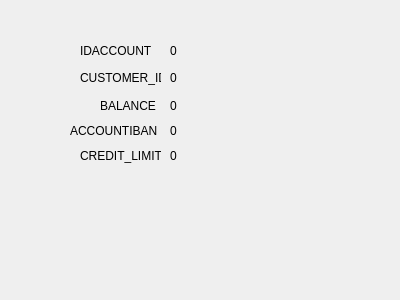
This is bank-automat/accountdata.ui in tvt24kmo-project/group_15 as Qt 5 draws it before an edit. The edited form follows.
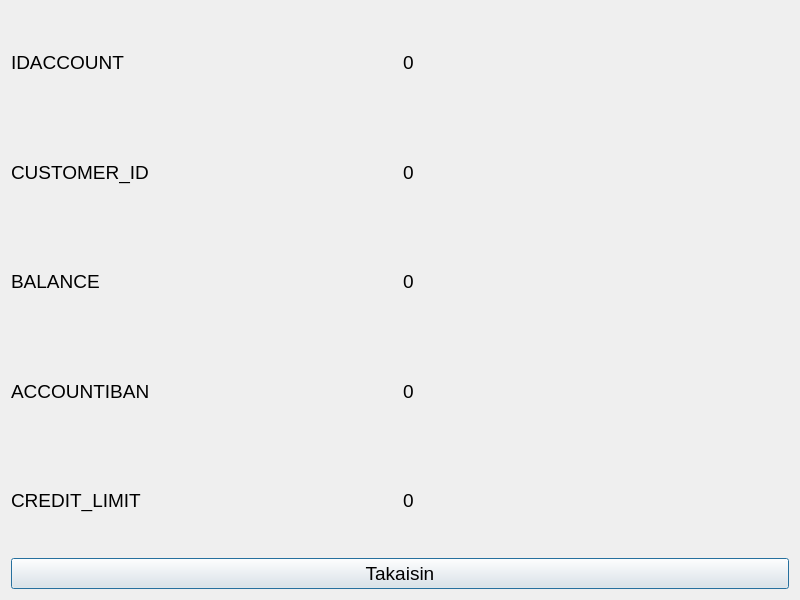
This is the edited form.

The edit to the form file:
```diff
--- a/bank-automat/accountdata.ui
+++ b/bank-automat/accountdata.ui
@@ -6,143 +6,147 @@
    <rect>
     <x>0</x>
     <y>0</y>
-    <width>400</width>
-    <height>300</height>
+    <width>800</width>
+    <height>600</height>
    </rect>
   </property>
   <property name="windowTitle">
    <string>Dialog</string>
   </property>
-  <widget class="QLabel" name="labelIdaccount">
-   <property name="geometry">
-    <rect>
-     <x>170</x>
-     <y>40</y>
-     <width>91</width>
-     <height>21</height>
-    </rect>
-   </property>
-   <property name="text">
-    <string>0</string>
-   </property>
-  </widget>
-  <widget class="QLabel" name="labelCustomer_id">
-   <property name="geometry">
-    <rect>
-     <x>170</x>
-     <y>70</y>
-     <width>81</width>
-     <height>16</height>
-    </rect>
-   </property>
-   <property name="text">
-    <string>0</string>
-   </property>
-  </widget>
-  <widget class="QLabel" name="labelBalance">
-   <property name="geometry">
-    <rect>
-     <x>170</x>
-     <y>90</y>
-     <width>81</width>
-     <height>31</height>
-    </rect>
-   </property>
-   <property name="text">
-    <string>0</string>
-   </property>
-  </widget>
-  <widget class="QLabel" name="labelAccountiban">
-   <property name="geometry">
-    <rect>
-     <x>170</x>
-     <y>120</y>
-     <width>91</width>
-     <height>21</height>
-    </rect>
-   </property>
-   <property name="text">
-    <string>0</string>
-   </property>
-  </widget>
-  <widget class="QLabel" name="labelCredit_limit">
-   <property name="geometry">
-    <rect>
-     <x>170</x>
-     <y>140</y>
-     <width>81</width>
-     <height>31</height>
-    </rect>
-   </property>
-   <property name="text">
-    <string>0</string>
-   </property>
-  </widget>
-  <widget class="QLabel" name="labelIdaccount_2">
-   <property name="geometry">
-    <rect>
-     <x>80</x>
-     <y>40</y>
-     <width>91</width>
-     <height>21</height>
-    </rect>
-   </property>
-   <property name="text">
-    <string>IDACCOUNT</string>
-   </property>
-  </widget>
-  <widget class="QLabel" name="labelCustomer_id_2">
-   <property name="geometry">
-    <rect>
-     <x>80</x>
-     <y>70</y>
-     <width>81</width>
-     <height>16</height>
-    </rect>
-   </property>
-   <property name="text">
-    <string>CUSTOMER_ID</string>
-   </property>
-  </widget>
-  <widget class="QLabel" name="labelBalance_2">
-   <property name="geometry">
-    <rect>
-     <x>100</x>
-     <y>90</y>
-     <width>81</width>
-     <height>31</height>
-    </rect>
-   </property>
-   <property name="text">
-    <string>BALANCE</string>
-   </property>
-  </widget>
-  <widget class="QLabel" name="labelAccountiban_2">
-   <property name="geometry">
-    <rect>
-     <x>70</x>
-     <y>120</y>
-     <width>91</width>
-     <height>21</height>
-    </rect>
-   </property>
-   <property name="text">
-    <string>ACCOUNTIBAN</string>
-   </property>
-  </widget>
-  <widget class="QLabel" name="labelCredit_limit_2">
-   <property name="geometry">
-    <rect>
-     <x>80</x>
-     <y>140</y>
-     <width>81</width>
-     <height>31</height>
-    </rect>
-   </property>
-   <property name="text">
-    <string>CREDIT_LIMIT</string>
-   </property>
-  </widget>
+  <layout class="QGridLayout" name="gridLayout_3">
+   <item row="3" column="0">
+    <widget class="QLabel" name="labelCustomer_id_2">
+     <property name="font">
+      <font>
+       <pointsize>14</pointsize>
+      </font>
+     </property>
+     <property name="text">
+      <string>CUSTOMER_ID</string>
+     </property>
+    </widget>
+   </item>
+   <item row="5" column="0">
+    <widget class="QLabel" name="labelBalance_2">
+     <property name="font">
+      <font>
+       <pointsize>14</pointsize>
+      </font>
+     </property>
+     <property name="text">
+      <string>BALANCE</string>
+     </property>
+    </widget>
+   </item>
+   <item row="0" column="0">
+    <widget class="QLabel" name="labelIdaccount_2">
+     <property name="font">
+      <font>
+       <pointsize>14</pointsize>
+      </font>
+     </property>
+     <property name="text">
+      <string>IDACCOUNT</string>
+     </property>
+    </widget>
+   </item>
+   <item row="7" column="0">
+    <widget class="QLabel" name="labelAccountiban_2">
+     <property name="font">
+      <font>
+       <pointsize>14</pointsize>
+      </font>
+     </property>
+     <property name="text">
+      <string>ACCOUNTIBAN</string>
+     </property>
+    </widget>
+   </item>
+   <item row="10" column="0">
+    <widget class="QLabel" name="labelCredit_limit_2">
+     <property name="font">
+      <font>
+       <pointsize>14</pointsize>
+      </font>
+     </property>
+     <property name="text">
+      <string>CREDIT_LIMIT</string>
+     </property>
+    </widget>
+   </item>
+   <item row="7" column="1">
+    <widget class="QLabel" name="labelAccountiban">
+     <property name="font">
+      <font>
+       <pointsize>14</pointsize>
+      </font>
+     </property>
+     <property name="text">
+      <string>0</string>
+     </property>
+    </widget>
+   </item>
+   <item row="10" column="1">
+    <widget class="QLabel" name="labelCredit_limit">
+     <property name="font">
+      <font>
+       <pointsize>14</pointsize>
+      </font>
+     </property>
+     <property name="text">
+      <string>0</string>
+     </property>
+    </widget>
+   </item>
+   <item row="5" column="1">
+    <widget class="QLabel" name="labelBalance">
+     <property name="font">
+      <font>
+       <pointsize>14</pointsize>
+      </font>
+     </property>
+     <property name="text">
+      <string>0</string>
+     </property>
+    </widget>
+   </item>
+   <item row="3" column="1">
+    <widget class="QLabel" name="labelCustomer_id">
+     <property name="font">
+      <font>
+       <pointsize>14</pointsize>
+      </font>
+     </property>
+     <property name="text">
+      <string>0</string>
+     </property>
+    </widget>
+   </item>
+   <item row="0" column="1">
+    <widget class="QLabel" name="labelIdaccount">
+     <property name="font">
+      <font>
+       <pointsize>14</pointsize>
+      </font>
+     </property>
+     <property name="text">
+      <string>0</string>
+     </property>
+    </widget>
+   </item>
+   <item row="12" column="0" colspan="2">
+    <widget class="QPushButton" name="btnClose">
+     <property name="font">
+      <font>
+       <pointsize>14</pointsize>
+      </font>
+     </property>
+     <property name="text">
+      <string>Takaisin</string>
+     </property>
+    </widget>
+   </item>
+  </layout>
  </widget>
  <resources/>
  <connections/>
```
